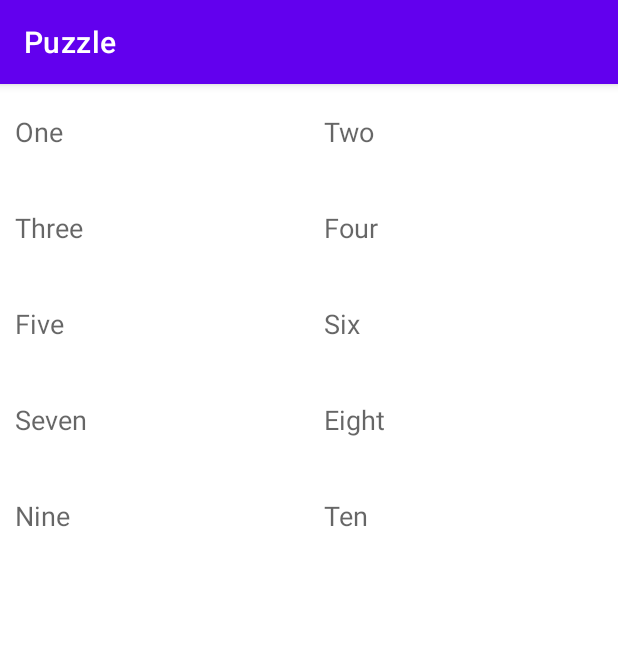
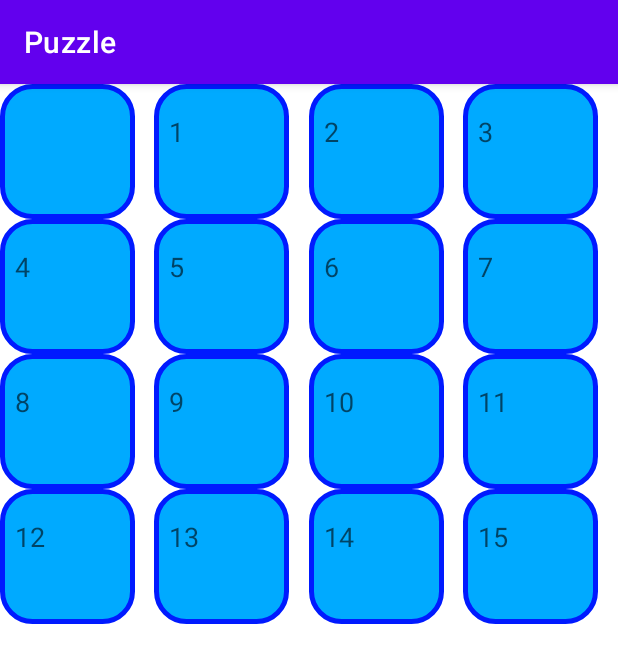
Before and after one commit to JanZinch/15-puzzle, an Android app: the screen it shows after launch (MainActivity), on a phone screen of 412 x 824 dp. Shown: the top 663 px of the screen. Run offline under Robolectric (Android 15) with nearby library versions, the phone set to English and light mode, and no system bars.

Commit message:
add tiles

```diff
--- a/Puzzle/app/src/main/java/com/ivan/puzzle/MainActivity.java
+++ b/Puzzle/app/src/main/java/com/ivan/puzzle/MainActivity.java
@@ -13,7 +13,7 @@ import android.os.Bundle;
 public class MainActivity extends AppCompatActivity implements OnStartDragListener {
 
     private ItemTouchHelper _itemTouchHelper = null;
-    private final int _spanCount = 2;
+    private final int _spanCount = 4;
 
     @Override
     protected void onCreate(Bundle savedInstanceState) {
--- a/Puzzle/app/src/main/java/com/ivan/puzzle/RecyclerListAdapter.java
+++ b/Puzzle/app/src/main/java/com/ivan/puzzle/RecyclerListAdapter.java
@@ -5,6 +5,7 @@ import android.view.LayoutInflater;
 import android.view.MotionEvent;
 import android.view.View;
 import android.view.ViewGroup;
+import android.widget.ImageView;
 import android.widget.TextView;
 
 import androidx.core.view.MotionEventCompat;
@@ -19,21 +20,21 @@ public class RecyclerListAdapter extends RecyclerView.Adapter<RecyclerListAdapte
     public final OnStartDragListener _startDragListener;
 
 
-    private static final String[] STRINGS = new String[]{
-            "One", "Two", "Three", "Four", "Five", "Six", "Seven", "Eight", "Nine", "Ten"
+    private static final String[] _tiles = new String[]{
+           " ", "1", "2", "3", "4", "5", "6", "7", "8", "9", "10", "11", "12", "13", "14", "15"
     };
 
     private final List<String> mItems = new ArrayList<>();
 
     public RecyclerListAdapter() {
-        mItems.addAll(Arrays.asList(STRINGS));
+        mItems.addAll(Arrays.asList(_tiles));
 
         _startDragListener = null;
     }
 
     public RecyclerListAdapter(OnStartDragListener startDragListener){
 
-        mItems.addAll(Arrays.asList(STRINGS));
+        mItems.addAll(Arrays.asList(_tiles));
         _startDragListener = startDragListener;
     }
 
@@ -50,7 +51,7 @@ public class RecyclerListAdapter extends RecyclerView.Adapter<RecyclerListAdapte
 
         holder.textView.setText(mItems.get(position));
 
-        holder.textView.setOnTouchListener(new View.OnTouchListener() {
+        holder.imageView.setOnTouchListener(new View.OnTouchListener() {
             @Override
             public boolean onTouch(View v, MotionEvent event) {
                 if (MotionEventCompat.getActionMasked(event) == MotionEvent.ACTION_DOWN) {
@@ -86,13 +87,14 @@ public class RecyclerListAdapter extends RecyclerView.Adapter<RecyclerListAdapte
             TileTouchHelperViewHolder {
 
         public final TextView textView;
+        public final ImageView imageView;
 
         public TileViewHolder(View itemView) {
             super(itemView);
             //textView = (TextView) itemView;
 
             textView = (TextView) itemView.findViewById(R.id.number);
-
+            imageView = (ImageView) itemView.findViewById(R.id.tile_texture);
         }
 
         @Override
--- /dev/null
+++ b/Puzzle/app/src/main/res/drawable-v24/tile_style_normal.xml
@@ -0,0 +1,8 @@
+<?xml version="1.0" encoding="utf-8"?>
+<shape xmlns:android="http://schemas.android.com/apk/res/android" android:shape="rectangle">
+
+    <solid android:color="#00aaff"/>
+    <corners android:radius="20dp"/>
+    <stroke android:color="#001aff" android:width="3dp"/>
+
+</shape>
--- a/Puzzle/app/src/main/res/layout/activity_main.xml
+++ b/Puzzle/app/src/main/res/layout/activity_main.xml
@@ -4,13 +4,17 @@
     xmlns:tools="http://schemas.android.com/tools"
     android:layout_width="match_parent"
     android:layout_height="match_parent"
+
     tools:context=".MainActivity">
 
     <androidx.recyclerview.widget.RecyclerView
 
         android:id = "@+id/recycler_list"
+        android:layout_centerInParent="true"
         android:layout_width="match_parent"
-        android:layout_height="match_parent">
+        android:layout_height="match_parent"
+
+        >
 
     </androidx.recyclerview.widget.RecyclerView>
 
--- a/Puzzle/app/src/main/res/layout/tile.xml
+++ b/Puzzle/app/src/main/res/layout/tile.xml
@@ -1,9 +1,37 @@
 <?xml version="1.0" encoding="utf-8"?>
 
-<TextView xmlns:android="http://schemas.android.com/apk/res/android"
+<FrameLayout
+
+    xmlns:android="http://schemas.android.com/apk/res/android"
+    xmlns:app="http://schemas.android.com/apk/res-auto"
+    xmlns:tools="http://schemas.android.com/tools"
+
+    android:layout_width="wrap_content"
+    android:layout_height="wrap_content"
+    >
+
+    <ImageView
+
+        android:id = "@+id/tile_texture"
+        android:layout_width="90dp"
+        android:layout_height="90dp"
+
+        android:background="@drawable/tile_style_normal"
+
+        />
+
+    <TextView
         android:id="@+id/number"
         android:layout_width="match_parent"
         android:layout_height="?listPreferredItemHeight"
         android:gravity="center_vertical"
         android:paddingLeft = "10dp"
         android:textAppearance="?android:attr/textAppearanceMedium" />
+
+
+
+
+
+
+
+</FrameLayout>
```
Lines whose indentation alone changed are shown as unchanged.
